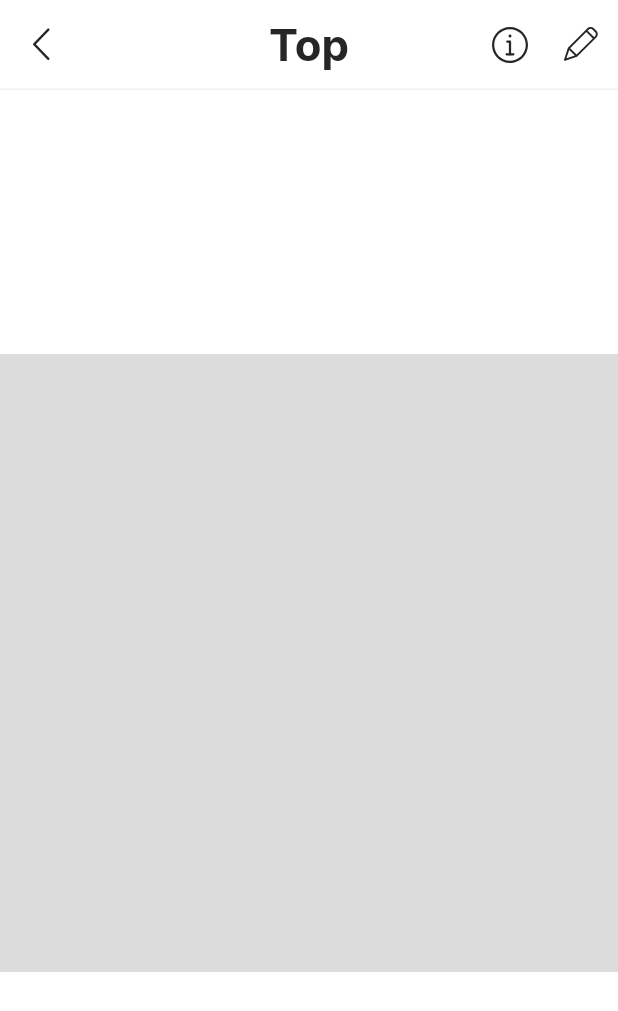
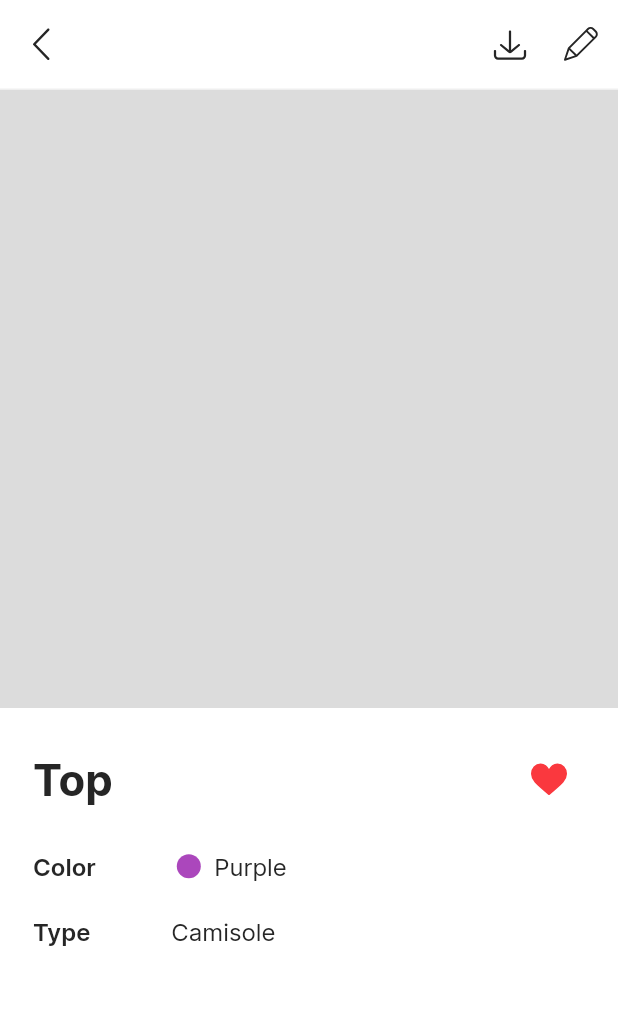
Before and after one commit to chxmpxx/chom-tu-app, a Flutter app: the WardrobeInfoScreen screen opened by its route, on a phone screen of 412 x 824 dp. Shown: the top 1011 px of the screen. Run offline on Flutter 3.47's test engine with Material 2 defaults, Android fonts, the light colour scheme and no system bars; our stand-ins replace camera, flutter_svg, image_cropper, image_picker, page_transition, sliding_up_panel; missing offline and left inert: matrix_gesture_detector.

Commit message:
update wardrobe_info and outfit_info page

```diff
--- a/lib/wardrobe/screens/wardrobe_info_screen.dart
+++ b/lib/wardrobe/screens/wardrobe_info_screen.dart
@@ -19,7 +19,6 @@ class WardrobeInfoScreen extends StatelessWidget {
         elevation: 0,
         toolbarHeight: 60,
         centerTitle: true,
-        title: Text('Top', style: Theme.of(context).textTheme.headline1),
         iconTheme: Theme.of(context).iconTheme,
         backgroundColor: kColorsWhite,
         leading: IconButton(
@@ -31,7 +30,7 @@ class WardrobeInfoScreen extends StatelessWidget {
         actions: [
           IconButton(
             onPressed: (){},
-            icon: SvgPicture.asset('assets/a3_info_1.svg', color: kColorsBlack)
+            icon: SvgPicture.asset('assets/o1_save_1.svg', color: kColorsBlack)
           ),
           IconButton(
             onPressed: (){},
@@ -39,8 +38,9 @@ class WardrobeInfoScreen extends StatelessWidget {
           )
         ],
       ),
-      body: Center(
-        child: AspectRatio(
+      body: ListView(
+        children: [
+          AspectRatio(
             aspectRatio: 1,
             child: Container(
               width: double.infinity,
@@ -49,6 +49,50 @@ class WardrobeInfoScreen extends StatelessWidget {
               ),
             ),
           ),
+          Padding(
+            padding: const EdgeInsets.symmetric(horizontal: 22),
+            child: Column(
+              mainAxisAlignment: MainAxisAlignment.start,
+              children: [
+                SizedBox(height: 24),
+                Row(
+                  mainAxisAlignment: MainAxisAlignment.spaceBetween,
+                  children: [
+                    Text('Top', style: Theme.of(context).textTheme.headline1),
+                    IconButton(
+                      onPressed: (){},
+                      icon: SvgPicture.asset('assets/a1_heart_2.svg', color: kColorsRed)
+                    ),
+                  ],
+                ),
+                SizedBox(height: 24),
+                Row(
+                  children: [
+                    Text('Color', style: Theme.of(context).textTheme.headline2),
+                    SizedBox(width: 54),
+                    Container(
+                      width: 16,
+                      height: 16,
+                      decoration: BoxDecoration(
+                        color: Colors.purple[400],
+                        borderRadius: BorderRadius.all(Radius.circular(16)),
+                      ),
+                    ),
+                    Text('  Purple', style: Theme.of(context).textTheme.headline5),
+                  ],
+                ),
+                SizedBox(height: 24),
+                Row(
+                  children: [
+                    Text('Type', style: Theme.of(context).textTheme.headline2),
+                    SizedBox(width: 54),
+                    Text('Camisole', style: Theme.of(context).textTheme.headline5),
+                  ],
+                )
+              ],
+            ),
+          )
+        ],
       )
     );
   }
```
Also changed, not shown: lib/outfit/screens/outfit_info_screen.dart (+32 -4 lines), assets/a1_heart_2.svg (added). Lines whose indentation alone changed are shown as unchanged.
